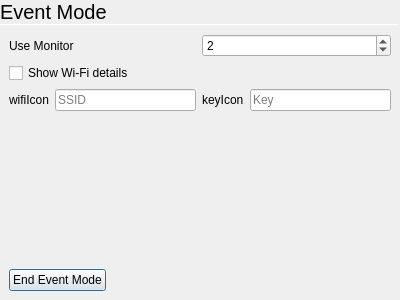
Above: event/eventmodesettings.ui from theCheeseboard/thephoto before the change. Below: the same form after it.
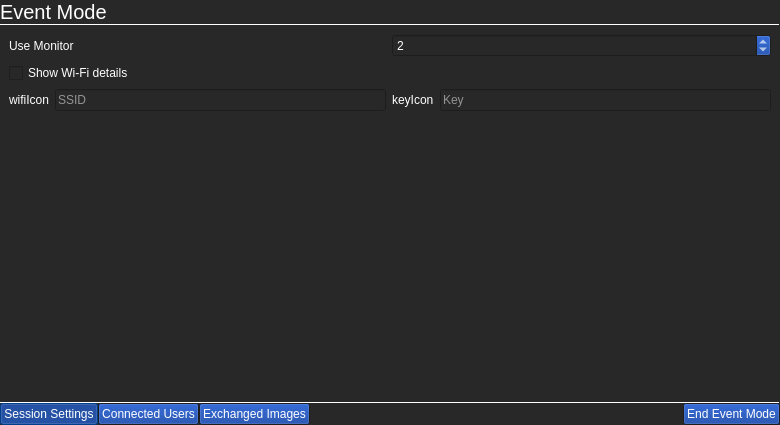
That is the form after the change. Icons and pictures are not drawn.

Commit message: Full screen event mode control center

Diff of the .ui file:
```diff
--- a/event/eventmodesettings.ui
+++ b/event/eventmodesettings.ui
@@ -6,10 +6,263 @@
    <rect>
     <x>0</x>
     <y>0</y>
-    <width>400</width>
-    <height>300</height>
+    <width>780</width>
+    <height>425</height>
    </rect>
   </property>
+  <property name="palette">
+   <palette>
+    <active>
+     <colorrole role="WindowText">
+      <brush brushstyle="SolidPattern">
+       <color alpha="255">
+        <red>255</red>
+        <green>255</green>
+        <blue>255</blue>
+       </color>
+      </brush>
+     </colorrole>
+     <colorrole role="Button">
+      <brush brushstyle="SolidPattern">
+       <color alpha="255">
+        <red>0</red>
+        <green>50</green>
+        <blue>150</blue>
+       </color>
+      </brush>
+     </colorrole>
+     <colorrole role="Text">
+      <brush brushstyle="SolidPattern">
+       <color alpha="255">
+        <red>255</red>
+        <green>255</green>
+        <blue>255</blue>
+       </color>
+      </brush>
+     </colorrole>
+     <colorrole role="ButtonText">
+      <brush brushstyle="SolidPattern">
+       <color alpha="255">
+        <red>255</red>
+        <green>255</green>
+        <blue>255</blue>
+       </color>
+      </brush>
+     </colorrole>
+     <colorrole role="Base">
+      <brush brushstyle="SolidPattern">
+       <color alpha="255">
+        <red>40</red>
+        <green>40</green>
+        <blue>40</blue>
+       </color>
+      </brush>
+     </colorrole>
+     <colorrole role="Window">
+      <brush brushstyle="SolidPattern">
+       <color alpha="255">
+        <red>40</red>
+        <green>40</green>
+        <blue>40</blue>
+       </color>
+      </brush>
+     </colorrole>
+     <colorrole role="Highlight">
+      <brush brushstyle="SolidPattern">
+       <color alpha="255">
+        <red>0</red>
+        <green>80</green>
+        <blue>170</blue>
+       </color>
+      </brush>
+     </colorrole>
+     <colorrole role="HighlightedText">
+      <brush brushstyle="SolidPattern">
+       <color alpha="255">
+        <red>255</red>
+        <green>255</green>
+        <blue>255</blue>
+       </color>
+      </brush>
+     </colorrole>
+     <colorrole role="AlternateBase">
+      <brush brushstyle="SolidPattern">
+       <color alpha="255">
+        <red>60</red>
+        <green>60</green>
+        <blue>60</blue>
+       </color>
+      </brush>
+     </colorrole>
+    </active>
+    <inactive>
+     <colorrole role="WindowText">
+      <brush brushstyle="SolidPattern">
+       <color alpha="255">
+        <red>255</red>
+        <green>255</green>
+        <blue>255</blue>
+       </color>
+      </brush>
+     </colorrole>
+     <colorrole role="Button">
+      <brush brushstyle="SolidPattern">
+       <color alpha="255">
+        <red>0</red>
+        <green>50</green>
+        <blue>150</blue>
+       </color>
+      </brush>
+     </colorrole>
+     <colorrole role="Text">
+      <brush brushstyle="SolidPattern">
+       <color alpha="255">
+        <red>255</red>
+        <green>255</green>
+        <blue>255</blue>
+       </color>
+      </brush>
+     </colorrole>
+     <colorrole role="ButtonText">
+      <brush brushstyle="SolidPattern">
+       <color alpha="255">
+        <red>255</red>
+        <green>255</green>
+        <blue>255</blue>
+       </color>
+      </brush>
+     </colorrole>
+     <colorrole role="Base">
+      <brush brushstyle="SolidPattern">
+       <color alpha="255">
+        <red>40</red>
+        <green>40</green>
+        <blue>40</blue>
+       </color>
+      </brush>
+     </colorrole>
+     <colorrole role="Window">
+      <brush brushstyle="SolidPattern">
+       <color alpha="255">
+        <red>40</red>
+        <green>40</green>
+        <blue>40</blue>
+       </color>
+      </brush>
+     </colorrole>
+     <colorrole role="Highlight">
+      <brush brushstyle="SolidPattern">
+       <color alpha="255">
+        <red>0</red>
+        <green>80</green>
+        <blue>170</blue>
+       </color>
+      </brush>
+     </colorrole>
+     <colorrole role="HighlightedText">
+      <brush brushstyle="SolidPattern">
+       <color alpha="255">
+        <red>255</red>
+        <green>255</green>
+        <blue>255</blue>
+       </color>
+      </brush>
+     </colorrole>
+     <colorrole role="AlternateBase">
+      <brush brushstyle="SolidPattern">
+       <color alpha="255">
+        <red>60</red>
+        <green>60</green>
+        <blue>60</blue>
+       </color>
+      </brush>
+     </colorrole>
+    </inactive>
+    <disabled>
+     <colorrole role="WindowText">
+      <brush brushstyle="SolidPattern">
+       <color alpha="127">
+        <red>255</red>
+        <green>255</green>
+        <blue>255</blue>
+       </color>
+      </brush>
+     </colorrole>
+     <colorrole role="Button">
+      <brush brushstyle="SolidPattern">
+       <color alpha="255">
+        <red>0</red>
+        <green>50</green>
+        <blue>150</blue>
+       </color>
+      </brush>
+     </colorrole>
+     <colorrole role="Text">
+      <brush brushstyle="SolidPattern">
+       <color alpha="127">
+        <red>255</red>
+        <green>255</green>
+        <blue>255</blue>
+       </color>
+      </brush>
+     </colorrole>
+     <colorrole role="ButtonText">
+      <brush brushstyle="SolidPattern">
+       <color alpha="127">
+        <red>255</red>
+        <green>255</green>
+        <blue>255</blue>
+       </color>
+      </brush>
+     </colorrole>
+     <colorrole role="Base">
+      <brush brushstyle="SolidPattern">
+       <color alpha="255">
+        <red>40</red>
+        <green>40</green>
+        <blue>40</blue>
+       </color>
+      </brush>
+     </colorrole>
+     <colorrole role="Window">
+      <brush brushstyle="SolidPattern">
+       <color alpha="255">
+        <red>40</red>
+        <green>40</green>
+        <blue>40</blue>
+       </color>
+      </brush>
+     </colorrole>
+     <colorrole role="Highlight">
+      <brush brushstyle="SolidPattern">
+       <color alpha="102">
+        <red>0</red>
+        <green>0</green>
+        <blue>0</blue>
+       </color>
+      </brush>
+     </colorrole>
+     <colorrole role="HighlightedText">
+      <brush brushstyle="SolidPattern">
+       <color alpha="255">
+        <red>255</red>
+        <green>255</green>
+        <blue>255</blue>
+       </color>
+      </brush>
+     </colorrole>
+     <colorrole role="AlternateBase">
+      <brush brushstyle="SolidPattern">
+       <color alpha="255">
+        <red>60</red>
+        <green>60</green>
+        <blue>60</blue>
+       </color>
+      </brush>
+     </colorrole>
+    </disabled>
+   </palette>
+  </property>
   <property name="windowTitle">
    <string>Event Mode</string>
   </property>
@@ -121,6 +374,9 @@
        </item>
        <item row="0" column="2" colspan="2">
         <widget class="QSpinBox" name="monitorNumber">
+         <property name="buttonSymbols">
+          <enum>QAbstractSpinBox::UpDownArrows</enum>
+         </property>
          <property name="minimum">
           <number>1</number>
          </property>
@@ -142,27 +398,78 @@
     </widget>
    </item>
    <item>
-    <layout class="QGridLayout" name="gridLayout"/>
+    <layout class="QGridLayout" name="gridLayout">
+     <item row="2" column="0">
+      <widget class="Line" name="line_2">
+       <property name="maximumSize">
+        <size>
+         <width>16777215</width>
+         <height>1</height>
+        </size>
+       </property>
+       <property name="orientation">
+        <enum>Qt::Horizontal</enum>
+       </property>
+      </widget>
+     </item>
+    </layout>
    </item>
    <item>
     <layout class="QHBoxLayout" name="horizontalLayout">
-     <property name="leftMargin">
-      <number>9</number>
+     <property name="spacing">
+      <number>0</number>
      </property>
-     <property name="rightMargin">
-      <number>9</number>
-     </property>
-     <property name="bottomMargin">
-      <number>9</number>
-     </property>
      <item>
-      <widget class="QPushButton" name="closeEventModeButton">
+      <widget class="QPushButton" name="sessionSettingsButton">
        <property name="text">
-        <string>End Event Mode</string>
+        <string>Session Settings</string>
        </property>
        <property name="icon">
-        <iconset theme="dialog-close">
-         <normaloff>.</normaloff>.</iconset>
+        <iconset theme="configure" resource="../resources.qrc">
+         <normaloff>:/icons/configure.svg</normaloff>:/icons/configure.svg</iconset>
+       </property>
+       <property name="checkable">
+        <bool>true</bool>
+       </property>
+       <property name="checked">
+        <bool>true</bool>
+       </property>
+       <property name="autoExclusive">
+        <bool>true</bool>
+       </property>
+      </widget>
+     </item>
+     <item>
+      <widget class="QPushButton" name="connectedUsersButton">
+       <property name="text">
+        <string>Connected Users</string>
+       </property>
+       <property name="icon">
+        <iconset theme="user" resource="../resources.qrc">
+         <normaloff>:/icons/user.svg</normaloff>:/icons/user.svg</iconset>
+       </property>
+       <property name="checkable">
+        <bool>true</bool>
+       </property>
+       <property name="autoExclusive">
+        <bool>true</bool>
+       </property>
+      </widget>
+     </item>
+     <item>
+      <widget class="QPushButton" name="exchangedImagesButton">
+       <property name="text">
+        <string>Exchanged Images</string>
+       </property>
+       <property name="icon">
+        <iconset theme="view-grid" resource="../resources.qrc">
+         <normaloff>:/icons/view-grid.svg</normaloff>:/icons/view-grid.svg</iconset>
+       </property>
+       <property name="checkable">
+        <bool>true</bool>
+       </property>
+       <property name="autoExclusive">
+        <bool>true</bool>
        </property>
       </widget>
      </item>
@@ -179,6 +486,17 @@
        </property>
       </spacer>
      </item>
+     <item>
+      <widget class="QPushButton" name="closeEventModeButton">
+       <property name="text">
+        <string>End Event Mode</string>
+       </property>
+       <property name="icon">
+        <iconset theme="window-close" resource="../resources.qrc">
+         <normaloff>:/icons/window-close.svg</normaloff>:/icons/window-close.svg</iconset>
+       </property>
+      </widget>
+     </item>
     </layout>
    </item>
   </layout>
```
Left out of the diff: 1 changed line with no effect on the pictures. The commit also changes 32 other files.
